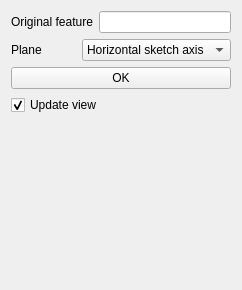
Qt form src/Mod/PartDesign/Gui/TaskMirroredParameters.ui (berndhahnebach/All_FreeCAD) before a commit.
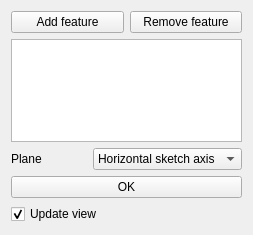
The same form after that commit.

Commit message: Enable multiple originals for the transformed features

The edit to the form file:
```diff
--- a/src/Mod/PartDesign/Gui/TaskMirroredParameters.ui
+++ b/src/Mod/PartDesign/Gui/TaskMirroredParameters.ui
@@ -6,8 +6,8 @@
    <rect>
     <x>0</x>
     <y>0</y>
-    <width>242</width>
-    <height>290</height>
+    <width>253</width>
+    <height>235</height>
    </rect>
   </property>
   <property name="windowTitle">
@@ -17,17 +17,30 @@
    <item>
     <layout class="QHBoxLayout" name="horizontalLayoutOriginal">
      <item>
-      <widget class="QLabel" name="labelOriginal">
+      <widget class="QPushButton" name="buttonAddFeature">
        <property name="text">
-        <string>Original feature</string>
+        <string>Add feature</string>
+       </property>
+       <property name="checkable">
+        <bool>true</bool>
        </property>
       </widget>
      </item>
      <item>
-      <widget class="QLineEdit" name="lineOriginal"/>
+      <widget class="QPushButton" name="buttonRemoveFeature">
+       <property name="text">
+        <string>Remove feature</string>
+       </property>
+       <property name="checkable">
+        <bool>true</bool>
+       </property>
+      </widget>
      </item>
     </layout>
    </item>
+   <item>
+    <widget class="QListWidget" name="listWidgetFeatures"/>
+   </item>
    <item>
     <layout class="QHBoxLayout" name="horizontalLayout">
      <item>
```
Left out of the diff: 2 changed lines with no effect on the pictures. The commit also changes 24 other files.
